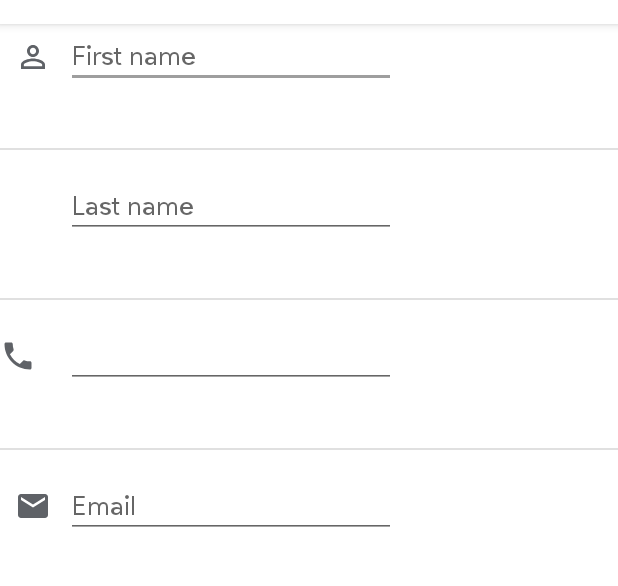
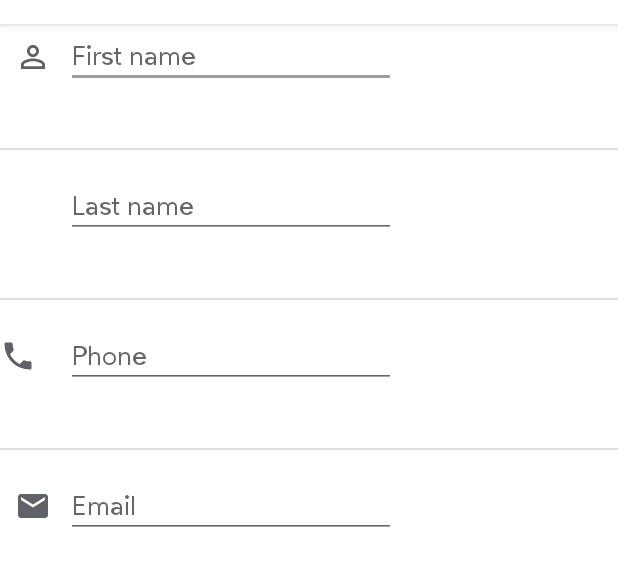
Before and after one commit to UALR-MobileAppsDevelopmentCourse/assignment-07-AustinJesse, an Android app: the screen it shows after launch (ContactFormActivity), on a phone screen of 412 x 824 dp, the part 60-646 px from its top. Run offline under Robolectric (Android 15) with nearby library versions, the phone set to English and light mode, and no system bars.

```diff
--- a/app/src/main/res/layout/contact_form.xml
+++ b/app/src/main/res/layout/contact_form.xml
@@ -78,6 +78,7 @@
             android:layout_height="wrap_content"
             android:ems="10"
             android:inputType="phone"
+            android:hint="Phone"
             app:layout_constraintStart_toEndOf="@id/phone_Image"
             app:layout_constraintBottom_toTopOf="@+id/divider9"
             app:layout_constraintStart_toStartOf="@id/person_last_name"
```
